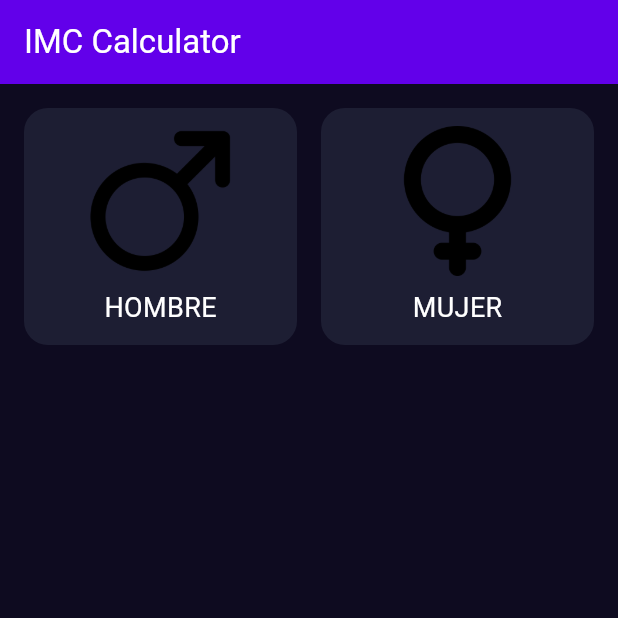
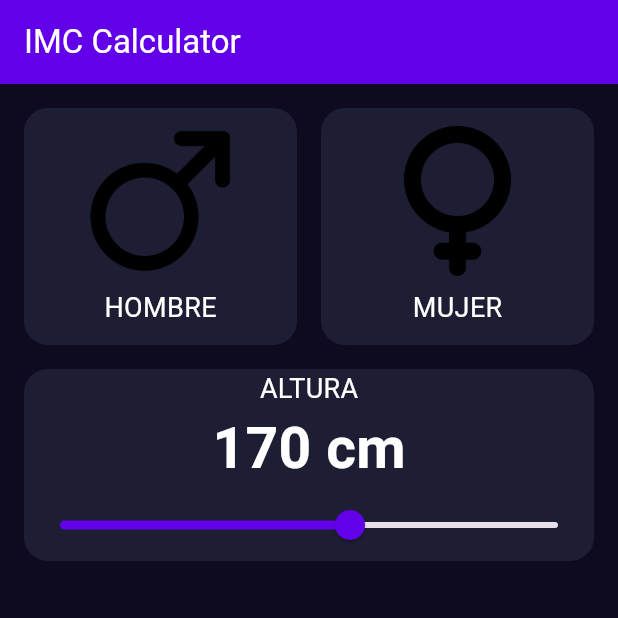
Before and after one commit to johnvacacela/ICM-Calculator, a Flutter app: the screen it shows after launch, on a phone screen of 412 x 824 dp, the top half of it. Run offline on Flutter 3.47's test engine with Material 3 defaults, Android fonts, the phone set to English and light mode, and no system bars.

Commit message:
Add HeightSelector component to IMCHomeScreen

```diff
--- /dev/null
+++ b/lib/components/height_selector.dart
@@ -0,0 +1,49 @@
+import 'package:flutter/material.dart';
+import 'package:imc_calculator/core/text_styles.dart';
+import 'package:imc_calculator/core/app_colors.dart';
+
+class HeightSelector extends StatefulWidget {
+  const HeightSelector({super.key});
+
+  @override
+  State<HeightSelector> createState() => HeightSelectorState();
+}
+
+class HeightSelectorState extends State<HeightSelector> {
+  double selectedHeight = 170.0; // Default height in cm
+  @override
+  Widget build(BuildContext context) {
+    return Padding(
+      padding: const EdgeInsets.only(left: 16, right: 16),
+      child: Container(
+        decoration: BoxDecoration(
+          color: AppColors.backgroundComponent,
+          borderRadius: BorderRadius.circular(16),
+        ),
+        child: Column(
+          children: [
+            Text("Altura".toUpperCase(), style: TextStyles.bodyText,),
+            Text("${selectedHeight.toStringAsFixed(0)} cm", style: TextStyle(
+              color: Colors.white,
+              fontSize: 38,
+              fontWeight: FontWeight.bold
+            ),),
+            Slider(
+              value: selectedHeight,
+              onChanged: (newHeight) {
+                setState(() {
+                  selectedHeight = newHeight;
+                });
+              },
+              min: 100,
+              max: 220,
+              divisions: 120, // Saltos que se puede dar!
+              label: "${selectedHeight.toStringAsFixed(0)} cm",
+              activeColor: AppColors.primary,
+            )
+          ],
+        ),
+      ),
+    );
+  }
+}
--- a/lib/screens/imc_home_screen.dart
+++ b/lib/screens/imc_home_screen.dart
@@ -1,5 +1,6 @@
 import 'package:flutter/material.dart';
 import 'package:imc_calculator/components/gender_selector.dart';
+import 'package:imc_calculator/components/height_selector.dart';
 
 class IMCHomeScreen extends StatefulWidget {
   const IMCHomeScreen({super.key});
@@ -12,7 +13,8 @@ class _IMCHomeScreen extends State<IMCHomeScreen> {
   @override
   Widget build(BuildContext context) {
     return Column(children: [
-        GenderSelector()
+        GenderSelector(),
+        HeightSelector()
       ],
     );
   }
```
